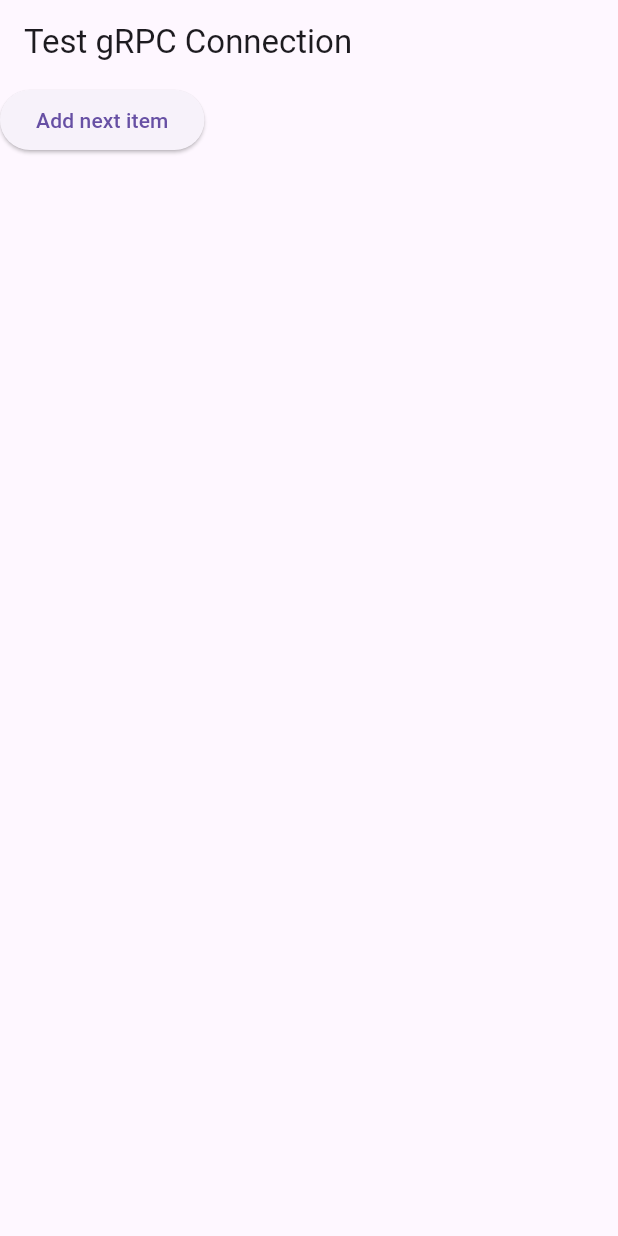
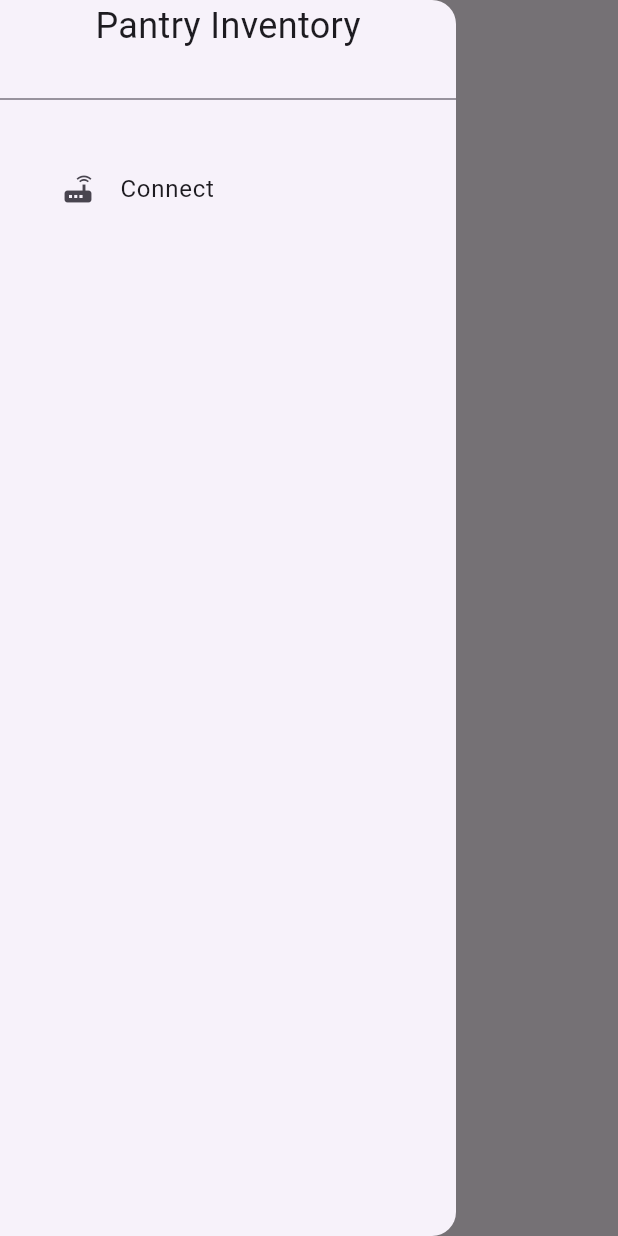
Before and after one commit to dashaw92/capstone, a Flutter app: the screen it shows after launch, with the side drawer open (before the commit the screen has no drawer), on a phone screen of 412 x 824 dp. Run offline on Flutter 3.47's test engine with Material 3 defaults, Android fonts, the phone set to English and light mode, and no system bars; our stand-ins replace shared_preferences; missing offline and left inert: grpc, protobuf.

Commit message:
checkin' in ;)

```diff
--- a/frontend/lib/main.dart
+++ b/frontend/lib/main.dart
@@ -1,18 +1,32 @@
 import 'package:flutter/material.dart';
-import 'package:grpc/grpc.dart';
+import 'package:frontend/storage/prefs.dart';
+import 'package:frontend/ui/ui.dart';
 
 import 'package:pantry_protocol/protocol.dart';
-import 'package:protobuf/well_known_types/google/protobuf/empty.pb.dart';
 
-final _stub = PantryServiceClient(
-  ClientChannel(
-    '192.168.40.160',
-    port: 8080,
-    options: const ChannelOptions(credentials: ChannelCredentials.insecure()),
-  ),
-);
+// final _stub = PantryServiceClient(
+//   ClientChannel(
+//     '192.168.40.160',
+//     port: 8080,
+//     options: const ChannelOptions(credentials: ChannelCredentials.insecure()),
+//   ),
+// );
 
-void main() {
+class Routes {
+  Routes._();
+
+  static const String home = '/';
+  static const String connect = '/connect';
+}
+
+final Map<String, WidgetBuilder> _routes = {
+  Routes.home: (_) => const HomeScreen(),
+  Routes.connect: (_) => ConnectScreen(),
+};
+
+void main() async {
+  WidgetsFlutterBinding.ensureInitialized();
+  await Prefs.init();
   runApp(const MyApp());
 }
 
@@ -24,53 +38,12 @@ class MyApp extends StatelessWidget {
   Widget build(BuildContext context) {
     return MaterialApp(
       debugShowCheckedModeBanner: false,
-      title: 'Flutter Demo',
+      title: 'Pantry Inventory',
       darkTheme: ThemeData.dark(),
       theme: ThemeData.light(),
       themeMode: ThemeMode.system,
-      home: const MyHomePage(title: 'Frontend'),
+      initialRoute: Routes.home,
+      routes: _routes,
     );
   }
 }
-
-class MyHomePage extends StatefulWidget {
-  const MyHomePage({super.key, required this.title});
-
-  // This widget is the home page of your application. It is stateful, meaning
-  // that it has a State object (defined below) that contains fields that affect
-  // how it looks.
-
-  // This class is the configuration for the state. It holds the values (in this
-  // case the title) provided by the parent (in this case the App widget) and
-  // used by the build method of the State. Fields in a Widget subclass are
-  // always marked "final".
-
-  final String title;
-
-  @override
-  State<MyHomePage> createState() => _MyHomePageState();
-}
-
-class _MyHomePageState extends State<MyHomePage> {
-
-  @override
-  Widget build(BuildContext context) {
-    return Scaffold(
-      appBar: AppBar(
-        title: const Text('Test gRPC Connection'),
-      ),
-      body: Stack(
-        children: [
-          ElevatedButton(
-            onPressed: () async {
-              _stub.createName(
-                CreateNameRequest(label: "Powdered Ginger"),
-              );
-            },
-            child: Text("Add next item"),
-          ),
-        ],
-      ),
-    );
-  }
-}
--- /dev/null
+++ b/frontend/lib/ui/home.dart
@@ -0,0 +1,55 @@
+import 'package:flutter/material.dart';
+import 'package:frontend/main.dart';
+
+class HomeScreen extends StatelessWidget {
+  const HomeScreen({super.key});
+
+  @override
+  Widget build(BuildContext context) {
+    return Scaffold(
+      appBar: AppBar(title: const Text("Home")),
+      drawer: NavDrawer(),
+    );
+  }
+}
+
+class NavDrawer extends StatelessWidget {
+  const NavDrawer({super.key});
+
+  @override
+  Widget build(BuildContext context) => Drawer(
+    child: SingleChildScrollView(
+      child: Column(
+        crossAxisAlignment: CrossAxisAlignment.stretch,
+        children: [_header(context), _menuItems(context)],
+      ),
+    ),
+  );
+
+  Widget _header(BuildContext context) => Container(
+    padding: EdgeInsets.only(top: MediaQuery.of(context).padding.top),
+    child: Wrap(
+      runSpacing: 24,
+      children: [
+        Center(child: Text('Pantry Inventory', style: TextStyle(fontSize: 24))),
+        Divider(color: Theme.of(context).dividerColor),
+      ],
+    ),
+  );
+
+  Widget _menuItems(BuildContext context) => Container(
+    padding: const EdgeInsets.all(24),
+    child: Wrap(
+      runSpacing: 16,
+      children: [
+        ListTile(
+          leading: const Icon(Icons.router),
+          title: const Text('Connect'),
+          onTap: () {
+            Navigator.pushNamed(context, Routes.connect);
+          },
+        ),
+      ],
+    ),
+  );
+}
--- /dev/null
+++ b/frontend/lib/ui/ui.dart
@@ -0,0 +1,2 @@
+export 'connect.dart';
+export 'home.dart';
--- a/frontend/pubspec.yaml
+++ b/frontend/pubspec.yaml
@@ -30,11 +30,11 @@ environment:
 dependencies:
   flutter:
     sdk: flutter
-
   grpc: ^5.1.0
   pantry_protocol:
     path: ../protocol
   protobuf: ^6.0.0
+  shared_preferences: ^2.5.4
 
 dev_dependencies:
   flutter_test:
```
Also changed, not shown: frontend/lib/storage/prefs.dart (added, +76 -0 lines), frontend/lib/ui/connect.dart (added, +105 -0 lines), frontend/pubspec.lock.
